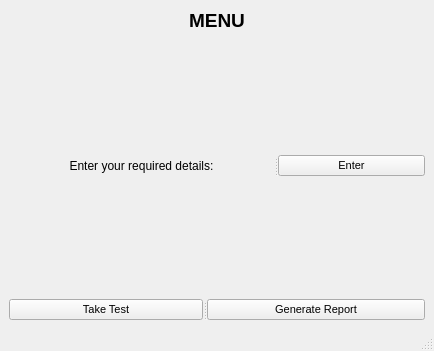
Qt form UI files/menu page.ui (tikna1234/minor-project) before a commit.
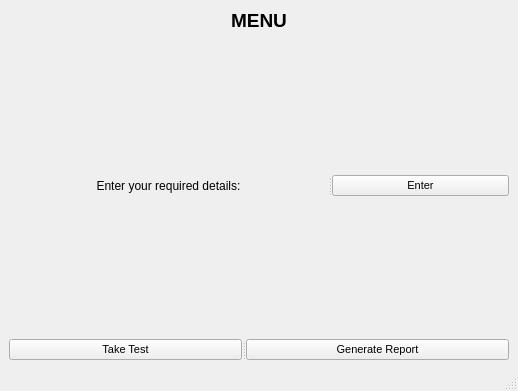
The same form after that commit.

```diff
--- a/UI files/menu page.ui
+++ b/UI files/menu page.ui
@@ -6,8 +6,8 @@
    <rect>
     <x>0</x>
     <y>0</y>
-    <width>434</width>
-    <height>351</height>
+    <width>518</width>
+    <height>391</height>
    </rect>
   </property>
   <property name="font">
```
Left out of the diff: 16 changed lines with no effect on the pictures.
